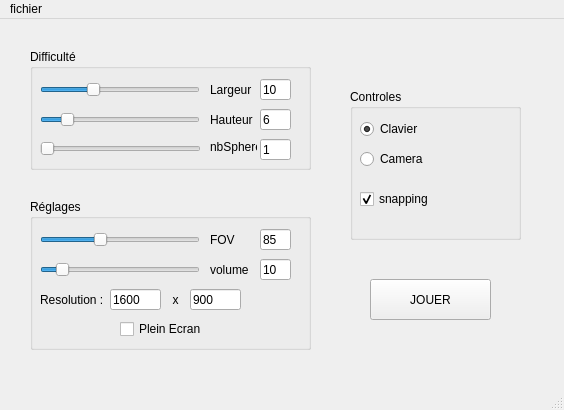
Qt form menu.ui (ComteHerrapait/MindMaze) before a commit.
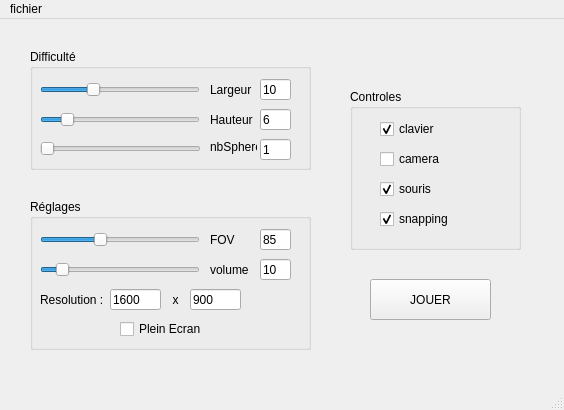
The same form after that commit. Icons and pictures are not drawn.

```diff
--- a/menu.ui
+++ b/menu.ui
@@ -379,46 +379,17 @@
       <x>350</x>
       <y>70</y>
       <width>171</width>
-      <height>151</height>
+      <height>161</height>
      </rect>
     </property>
     <property name="title">
      <string>Controles</string>
     </property>
-    <widget class="QRadioButton" name="RadioKeyboard">
-     <property name="geometry">
-      <rect>
-       <x>10</x>
-       <y>30</y>
-       <width>85</width>
-       <height>20</height>
-      </rect>
-     </property>
-     <property name="text">
-      <string>Clavier</string>
-     </property>
-     <property name="checked">
-      <bool>true</bool>
-     </property>
-    </widget>
-    <widget class="QRadioButton" name="RadioCamera">
-     <property name="geometry">
-      <rect>
-       <x>10</x>
-       <y>60</y>
-       <width>85</width>
-       <height>20</height>
-      </rect>
-     </property>
-     <property name="text">
-      <string>Camera</string>
-     </property>
-    </widget>
     <widget class="QCheckBox" name="CheckSnapping">
      <property name="geometry">
       <rect>
-       <x>10</x>
-       <y>100</y>
+       <x>30</x>
+       <y>120</y>
        <width>72</width>
        <height>20</height>
       </rect>
@@ -443,6 +414,93 @@
       <bool>true</bool>
      </property>
     </widget>
+    <widget class="QCheckBox" name="CheckKeyboard">
+     <property name="geometry">
+      <rect>
+       <x>30</x>
+       <y>30</y>
+       <width>72</width>
+       <height>20</height>
+      </rect>
+     </property>
+     <property name="toolTip">
+      <string extracomment="(plus simple)">permet de ne se déplacer que sur le centre des cases
+et de tourner de 90degrés par mouvement (plus simple)</string>
+     </property>
+     <property name="toolTipDuration">
+      <number>-1</number>
+     </property>
+     <property name="statusTip">
+      <string/>
+     </property>
+     <property name="whatsThis">
+      <string/>
+     </property>
+     <property name="text">
+      <string>clavier</string>
+     </property>
+     <property name="checked">
+      <bool>true</bool>
+     </property>
+    </widget>
+    <widget class="QCheckBox" name="CheckCamera">
+     <property name="geometry">
+      <rect>
+       <x>30</x>
+       <y>60</y>
+       <width>72</width>
+       <height>20</height>
+      </rect>
+     </property>
+     <property name="toolTip">
+      <string extracomment="(plus simple)">permet de ne se déplacer que sur le centre des cases
+et de tourner de 90degrés par mouvement (plus simple)</string>
+     </property>
+     <property name="toolTipDuration">
+      <number>-1</number>
+     </property>
+     <property name="statusTip">
+      <string/>
+     </property>
+     <property name="whatsThis">
+      <string/>
+     </property>
+     <property name="text">
+      <string>camera</string>
+     </property>
+     <property name="checked">
+      <bool>false</bool>
+     </property>
+    </widget>
+    <widget class="QCheckBox" name="CheckMouse">
+     <property name="geometry">
+      <rect>
+       <x>30</x>
+       <y>90</y>
+       <width>72</width>
+       <height>20</height>
+      </rect>
+     </property>
+     <property name="toolTip">
+      <string extracomment="(plus simple)">permet de ne se déplacer que sur le centre des cases
+et de tourner de 90degrés par mouvement (plus simple)</string>
+     </property>
+     <property name="toolTipDuration">
+      <number>-1</number>
+     </property>
+     <property name="statusTip">
+      <string/>
+     </property>
+     <property name="whatsThis">
+      <string/>
+     </property>
+     <property name="text">
+      <string>souris</string>
+     </property>
+     <property name="checked">
+      <bool>true</bool>
+     </property>
+    </widget>
    </widget>
    <widget class="QPushButton" name="pushButton">
     <property name="geometry">
```
